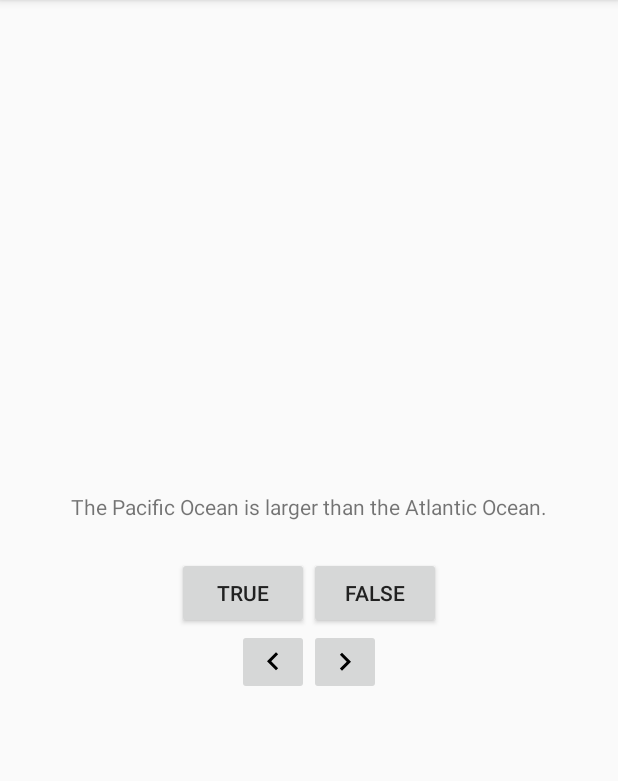
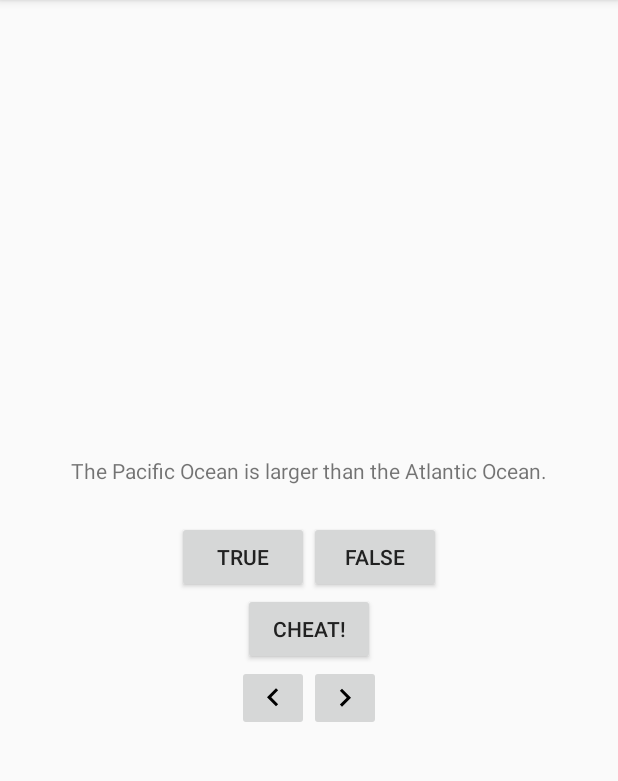
Before and after one commit to nbnnaji/GeoQuiz, an Android app: the screen it shows after launch (QuizActivity), on a phone screen of 412 x 824 dp, the part 84-865 px from its top. Run offline under Robolectric (Android 15) with nearby library versions, the phone set to English and light mode, and no system bars.

Commit message:
Completed Chapter 5

```diff
--- a/app/src/main/java/com/mycodingskills/nnaji_nkechi/geoquiz/controller/QuizActivity.java
+++ b/app/src/main/java/com/mycodingskills/nnaji_nkechi/geoquiz/controller/QuizActivity.java
@@ -4,28 +4,35 @@ package com.mycodingskills.nnaji_nkechi.geoquiz.controller;
  * CONTROLLER / PRESENTER OBJECT
  */
 
+
+import android.app.Activity;
+import android.content.Intent;
+import android.os.Bundle;
 import android.support.v7.app.AppCompatActivity;
-import android.os.Bundle;
-import android.view.Gravity;
+import android.util.Log;
 import android.view.View;
 import android.widget.Button;
 import android.widget.ImageButton;
 import android.widget.TextView;
 import android.widget.Toast;
-
 import com.mycodingskills.nnaji_nkechi.geoquiz.R;
 import com.mycodingskills.nnaji_nkechi.geoquiz.model.Question;
 
-import static android.widget.Toast.LENGTH_SHORT;
 
 public class QuizActivity extends AppCompatActivity {
 
+    private static final String TAG ="QUIZ ACTIVITY" ;
     private Button mTrueButton;
     private Button mFalseButton;
     private TextView mQuestionTextView;
     private ImageButton mNextButton;
     private ImageButton mPreviousButton;
+    private static  final String KEY_INDEX ="index";
+    private int mCurrentIndex = 0;
+    public static final int REQUEST_CODE_CHEAT = 0;
 
+    private Button mCheatButton;
+    private boolean mIsCheater;
 
     //Create an array of Question objects
     private Question[] mQuestionBank = new Question[]{
@@ -35,47 +42,44 @@ public class QuizActivity extends AppCompatActivity {
             new Question (R.string.question_americas, true),
             new Question (R.string.question_asia, true)
     };
-    private int mCurrentIndex = 0;
 
     private void updateQuestion(){
         int question = mQuestionBank[mCurrentIndex].getTextResId();
+        Log.d(TAG, "Updating question text", new Exception());
         mQuestionTextView.setText(question);
+    }
 
-    }
     @Override
     protected void onCreate(Bundle savedInstanceState) {
         super.onCreate(savedInstanceState);
         setContentView(R.layout.activity_quiz);
-        mQuestionTextView=(TextView)findViewById (R.id.question_text_view);
-        mTrueButton = (Button) findViewById(R.id.true_button);
-        mFalseButton = (Button) findViewById(R.id.false_button);
+        mQuestionTextView=findViewById (R.id.question_text_view);
+        mTrueButton = findViewById(R.id.true_button);
+        mFalseButton = findViewById(R.id.false_button);
+        if(savedInstanceState !=null)
+        {
+            mCurrentIndex = savedInstanceState.getInt(KEY_INDEX,0);
+        }
 
 
-        mTrueButton.setOnClickListener(new View.OnClickListener(){
+        mTrueButton.setOnClickListener(new View.OnClickListener() {
 
-            @Override
-            public void onClick(View v){
-//                Toast toast=Toast.makeText(QuizActivity.this,R.string.incorrect_toast, LENGTH_SHORT);
-//                toast.setGravity(Gravity.TOP,0,0);
-//                toast.show();
-
-                checkAnswer(true);
-            }
-        });
+                @Override
+                public void onClick(View v) {
+                    checkAnswer(true);
+                }
+            });
 
         mFalseButton.setOnClickListener(new View.OnClickListener(){
 
             @Override
             public void onClick(View v){
-//                Toast toast=Toast.makeText(QuizActivity.this,R.string.incorrect_toast, LENGTH_SHORT);
-//                toast.setGravity(Gravity.TOP,0,0);
-//                toast.show();
-
                 checkAnswer(false);
             }
         });
 
-        mNextButton=(ImageButton) findViewById(R.id.next_button);
+        mNextButton = findViewById(R.id.next_button);
+
         mNextButton.setOnClickListener(new View.OnClickListener() {
 
             @Override
@@ -87,12 +91,26 @@ public class QuizActivity extends AppCompatActivity {
                  *
                  */
                 mCurrentIndex = (mCurrentIndex + 1) % mQuestionBank.length;
+                mIsCheater = false;
                 updateQuestion();
             }
         });
 
+        mCheatButton = findViewById(R.id.cheat_button);
+        mCheatButton.setOnClickListener(new View.OnClickListener() {
+            @Override
+            public void onClick(View view) {
+               // Intent intent = new Intent(QuizActivity.this, CheatActivity.class);
+                boolean answerIsTrue = mQuestionBank[mCurrentIndex].isAnswerTrue();
+                Intent intent = CheatActivity.newIntent(QuizActivity.this, answerIsTrue);
+                startActivityForResult(intent, REQUEST_CODE_CHEAT);
+            }
+        });
 
-        mPreviousButton=(ImageButton) findViewById(R.id.previous_button);
+
+        mPreviousButton=findViewById(R.id.previous_button);
+
+
         mPreviousButton.setOnClickListener(new View.OnClickListener() {
 
             @Override
@@ -116,15 +134,34 @@ public class QuizActivity extends AppCompatActivity {
 
         updateQuestion();
     }
+
     private void checkAnswer(boolean userPressedTrue){
         boolean answerIsTrue = mQuestionBank[mCurrentIndex].isAnswerTrue();
         int messageResId = 0;
-        if (userPressedTrue == answerIsTrue){
-            messageResId= R.string.correct_toast;
+        if(mIsCheater){
+            messageResId = R.string.judgment_toast;
         }
-        else{
-            messageResId= R.string.incorrect_toast;
+        else {
+            if (userPressedTrue == answerIsTrue) {
+                messageResId = R.string.correct_toast;
+            } else {
+                messageResId = R.string.incorrect_toast;
+            }
         }
         Toast.makeText(this, messageResId, Toast.LENGTH_SHORT).show();
     }
+
+    @Override
+    protected void onActivityResult(int requestCode, int resultCode, Intent data){
+        if(resultCode != Activity.RESULT_OK){
+            return;
+        }
+        if(requestCode == REQUEST_CODE_CHEAT){
+            if(data == null){
+                return;
+            }
+            mIsCheater = CheatActivity.wasAnswerShown(data);
+
+        }
+    }
 }
--- a/app/src/main/res/drawable/ic_back_arrow.xml
+++ b/app/src/main/res/drawable/ic_back_arrow.xml
@@ -9,5 +9,5 @@
         android:fillColor="#000000"
         android:pathData="M15.41 16.09l-4.58-4.59 4.58-4.59L14 5.5l-6 6 6 6z" />
     <path
-        android:pathData="M0-.5h24v24H0z" />
+        android:pathData="M0-0.5h24v24H0z" />
 </vector>
--- a/app/src/main/res/drawable/ic_forward_arrow.xml
+++ b/app/src/main/res/drawable/ic_forward_arrow.xml
@@ -9,5 +9,5 @@
         android:fillColor="#000000"
         android:pathData="M8.59 16.34l4.58-4.59-4.58-4.59L10 5.75l6 6-6 6z" />
     <path
-        android:pathData="M0-.25h24v24H0z" />
+        android:pathData="M0-0.25h24v24H0z" />
 </vector>
--- a/app/src/main/res/layout/activity_quiz.xml
+++ b/app/src/main/res/layout/activity_quiz.xml
@@ -28,10 +28,19 @@
             android:text="@string/false_button"/>
 
     </LinearLayout>
+
+    <Button
+        android:id="@+id/cheat_button"
+        android:layout_width="wrap_content"
+        android:layout_height="wrap_content"
+        android:layout_gravity="bottom|center_horizontal"
+        android:text="@string/cheat_button"/>
+
     <LinearLayout
         android:layout_width="wrap_content"
         android:layout_height="wrap_content"
         android:orientation="horizontal">
+
 
         <ImageButton
             android:id="@+id/previous_button"
--- /dev/null
+++ b/app/src/main/res/values-v21/styles.xml
@@ -0,0 +1,13 @@
+<?xml version="1.0" encoding="utf-8"?>
+<resources>
+
+    <style name="AppTheme" parent="Theme.AppCompat.Light.DarkActionBar">
+        <!-- Customize your theme here. -->
+        <item name="colorPrimary">@color/colorPrimary</item>
+        <item name="colorPrimaryDark">@color/colorPrimaryDark</item>
+        <item name="colorAccent">@color/colorAccent</item>
+        <item name="android:navigationBarColor">@color/windowBackground</item>
+        <item name="android:statusBarColor">@color/statusBarColor</item>
+        <item name="android:textColorPrimary">@color/textColorPrimary</item>
+    </style>
+</resources>
--- a/app/src/main/res/values/strings.xml
+++ b/app/src/main/res/values/strings.xml
@@ -12,5 +12,9 @@
     <string name="question_africa">The source of the Nile River is in Egypt.</string>
     <string name="question_americas">The Amazon River is the longest RIver in the Americas!</string>
     <string name="question_asia">Lake Baikal is the world\'s oldest and deepest freshwater lake.</string>
+    <string name="warning_text">Are you sure you want to do this?</string>
+    <string name="show_answer_button">Show Answer</string>
+    <string name="cheat_button">Cheat!</string>
+    <string name="judgment_toast">Cheating is wrong.</string>
 
 </resources>
--- a/build.gradle
+++ b/build.gradle
@@ -3,9 +3,10 @@
 buildscript {
     repositories {
         jcenter()
+        google()
     }
     dependencies {
-        classpath 'com.android.tools.build:gradle:2.3.3'
+        classpath 'com.android.tools.build:gradle:3.2.1'
 
         // NOTE: Do not place your application dependencies here; they belong
         // in the individual module build.gradle files
@@ -15,6 +16,7 @@ buildscript {
 allprojects {
     repositories {
         jcenter()
+        google()
     }
 }
 
```
Also changed, not shown: app/build.gradle (+9 -8 lines), app/src/main/AndroidManifest.xml (+4 -3 lines), app/src/main/java/com/mycodingskills/nnaji_nkechi/geoquiz/controller/CheatActivity.java (added, +65 -0 lines), app/src/main/res/layout/activity_cheat.xml (added, +29 -0 lines), gradle/wrapper/gradle-wrapper.properties, 10 other files.
